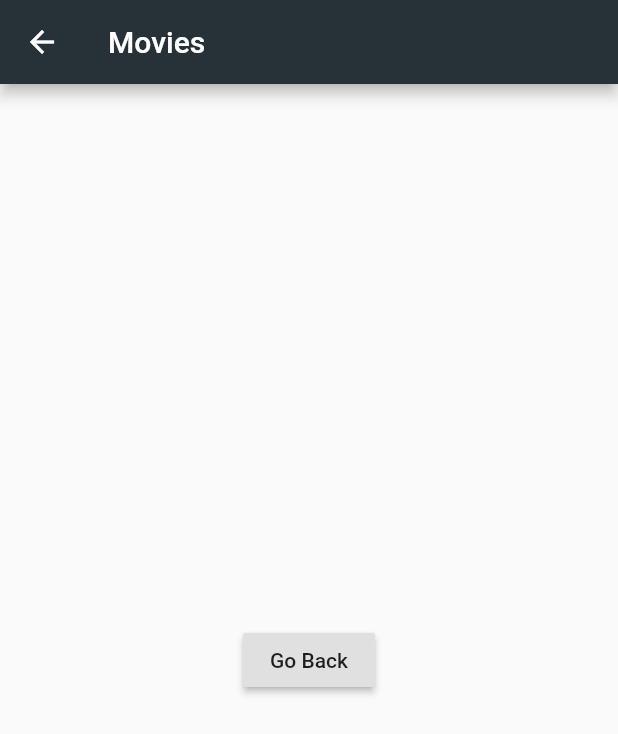
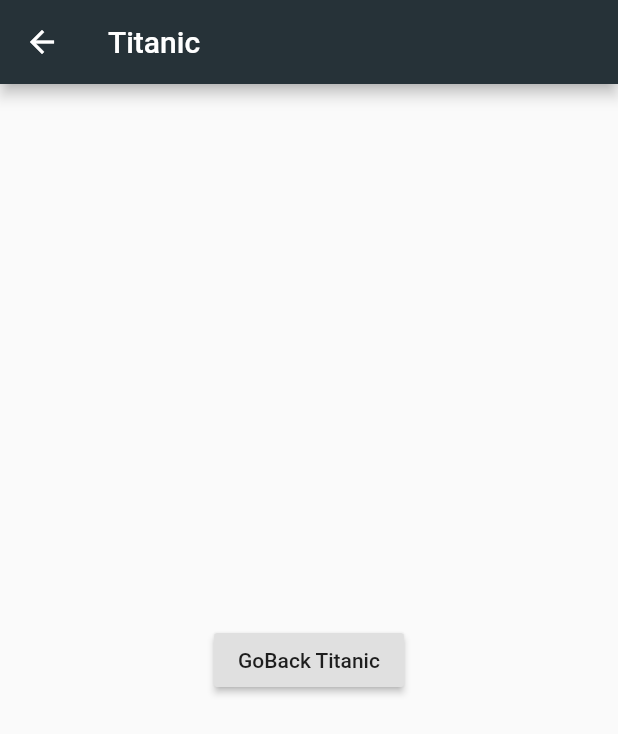
Before and after one commit to sayeedofficial/MovieApp, a Flutter app: the screen it shows after launch, after a tap on an icon or button, on a phone screen of 412 x 824 dp. Shown: the top 734 px of the screen. Run offline on Flutter 3.47's test engine with Material 2 defaults, Android fonts, the phone set to English and light mode, and no system bars.

Commit message:
Added Movie Class in Models

```diff
--- a/lib/main.dart
+++ b/lib/main.dart
@@ -1,9 +1,10 @@
 import 'package:flutter/material.dart';
-
+import './model/movie.dart';
 void main() => runApp(MyApp());
 
 class MyApp extends StatelessWidget {
-  final List Movies = [
+  final List<Movie> movieList= Movie.getMovies();
+  final List movies = [
     "Titanic",
     "Blade Runner",
     "Rambo",
@@ -16,17 +17,25 @@ class MyApp extends StatelessWidget {
     "Game of Thrones",
     "Vikings"
   ];
-
   Widget build(BuildContext context) {
     return MaterialApp(
       debugShowCheckedModeBanner: false,
       home: Scaffold(
         appBar: AppBar(
-            title: Text("My Fav Movies"),
+            title: Text(
+              "My Fav Movies",
+            ),
+            actions: [
+              Padding(
+                padding: EdgeInsets.only(right: 110),
+                child: Icon(Icons.movie),
+              )
+            ],
+            centerTitle: true,
             backgroundColor: Colors.blueGrey.shade900),
         backgroundColor: Colors.blueGrey.shade400,
         body: ListView.builder(
-            itemCount: Movies.length,
+            itemCount: movies.length,
             itemBuilder: (BuildContext context, int index) {
               return Card(
                 elevation: 4.5,
@@ -40,13 +49,15 @@ class MyApp extends StatelessWidget {
                     ),
                   ),
                   trailing: Text("..."),
-                  title: Text(Movies[index]),
+                  title: Text(movies[index]),
                   subtitle: Text(""),
                   onTap: () => {
                     Navigator.push(
                         context,
                         MaterialPageRoute(
-                            builder: (context) => MovieListViewDetails()))
+                            builder: (context) => MovieListViewDetails(
+                                  movieName: "${movies.elementAt(index)}",
+                                )))
                   },
                 ),
               );
@@ -57,11 +68,13 @@ class MyApp extends StatelessWidget {
 }
 
 class MovieListViewDetails extends StatelessWidget {
+  final String movieName;
+  const MovieListViewDetails({Key key, this.movieName}) : super(key: key);
   @override
   Widget build(BuildContext context) {
     return Scaffold(
         appBar: AppBar(
-          title: Text("Movies"),
+          title: Text("${this.movieName}"),
           backgroundColor: Colors.blueGrey.shade900,
         ),
         body: new Center(
@@ -70,7 +83,7 @@ class MovieListViewDetails extends StatelessWidget {
               onPressed: () {
                 Navigator.pop(context);
               },
-              child: Text("Go Back"),
+              child: Text("GoBack ${this.movieName}"),
             ),
           ),
         ));
--- /dev/null
+++ b/lib/model/movie.dart
@@ -0,0 +1,103 @@
+class Movie {
+  String title;
+  String year;
+  String rated;
+  String realsed;
+  String runtime;
+  String genre;
+  String director;
+  String writer;
+  String actors;
+  String plot;
+  String language;
+  String country;
+  String awards;
+  String poster;
+  String metascore;
+  String imdbRating;
+  String imdbVotes;
+  String imdbID;
+  String type;
+  String reponse;
+  List<String> images;
+
+  Movie(
+      this.title,
+      this.year,
+      this.rated,
+      this.realsed,
+      this.runtime,
+      this.genre,
+      this.director,
+      this.writer,
+      this.actors,
+      this.plot,
+      this.language,
+      this.country,
+      this.awards,
+      this.poster,
+      this.metascore,
+      this.imdbRating,
+      this.imdbVotes,
+      this.imdbID,
+      this.type,
+      this.reponse,
+      this.images);
+
+  static List<Movie> getMovies() => [
+        Movie(
+            "Avatar",
+            "2009",
+            "PG-13",
+            "18 Dec 2009",
+            "162 min",
+            "Action, Adventure, Fantasy",
+            "James Cameron",
+            "James Cameron",
+            "Sam Worthington, Zoe Saldana, Sigourney Weaver, Stephen Lang",
+            "A paraplegic marine dispatched to the moon Pandora on a unique mission becomes torn between following his orders and protecting the world he feels is his home.",
+            "English, Spanish",
+            "USA, UK",
+            "Won 3 Oscars. Another 80 wins & 121 nominations.",
+            "http://ia.media-imdb.com/images/M/MV5BMTYwOTEwNjAzMl5BMl5BanBnXkFtZTcwODc5MTUwMw@@._V1_SX300.jpg",
+            "83",
+            "7.9",
+            "890,617",
+            "tt0499549",
+            "movie",
+            "True", [
+          "https://images-na.ssl-images-amazon.com/images/M/MV5BMjEyOTYyMzUxNl5BMl5BanBnXkFtZTcwNTg0MTUzNA@@._V1_SX1500_CR0,0,1500,999_AL_.jpg",
+          "https://images-na.ssl-images-amazon.com/images/M/MV5BNzM2MDk3MTcyMV5BMl5BanBnXkFtZTcwNjg0MTUzNA@@._V1_SX1777_CR0,0,1777,999_AL_.jpg",
+          "https://images-na.ssl-images-amazon.com/images/M/MV5BMTY2ODQ3NjMyMl5BMl5BanBnXkFtZTcwODg0MTUzNA@@._V1_SX1777_CR0,0,1777,999_AL_.jpg",
+          "https://images-na.ssl-images-amazon.com/images/M/MV5BMTMxOTEwNDcxN15BMl5BanBnXkFtZTcwOTg0MTUzNA@@._V1_SX1777_CR0,0,1777,999_AL_.jpg",
+          "https://images-na.ssl-images-amazon.com/images/M/MV5BMTYxMDg1Nzk1MV5BMl5BanBnXkFtZTcwMDk0MTUzNA@@._V1_SX1500_CR0,0,1500,999_AL_.jpg"
+        ]),
+        Movie(
+            "Avatar",
+            "2009",
+            "PG-13",
+            "18 Dec 2009",
+            "162 min",
+            "Action, Adventure, Fantasy",
+            "James Cameron",
+            "James Cameron",
+            "Sam Worthington, Zoe Saldana, Sigourney Weaver, Stephen Lang",
+            "A paraplegic marine dispatched to the moon Pandora on a unique mission becomes torn between following his orders and protecting the world he feels is his home.",
+            "English, Spanish",
+            "USA, UK",
+            "Won 3 Oscars. Another 80 wins & 121 nominations.",
+            "http://ia.media-imdb.com/images/M/MV5BMTYwOTEwNjAzMl5BMl5BanBnXkFtZTcwODc5MTUwMw@@._V1_SX300.jpg",
+            "83",
+            "7.9",
+            "890,617",
+            "tt0499549",
+            "movie",
+            "True", [
+          "https://images-na.ssl-images-amazon.com/images/M/MV5BMjEyOTYyMzUxNl5BMl5BanBnXkFtZTcwNTg0MTUzNA@@._V1_SX1500_CR0,0,1500,999_AL_.jpg",
+          "https://images-na.ssl-images-amazon.com/images/M/MV5BNzM2MDk3MTcyMV5BMl5BanBnXkFtZTcwNjg0MTUzNA@@._V1_SX1777_CR0,0,1777,999_AL_.jpg",
+          "https://images-na.ssl-images-amazon.com/images/M/MV5BMTY2ODQ3NjMyMl5BMl5BanBnXkFtZTcwODg0MTUzNA@@._V1_SX1777_CR0,0,1777,999_AL_.jpg",
+          "https://images-na.ssl-images-amazon.com/images/M/MV5BMTMxOTEwNDcxN15BMl5BanBnXkFtZTcwOTg0MTUzNA@@._V1_SX1777_CR0,0,1777,999_AL_.jpg",
+          "https://images-na.ssl-images-amazon.com/images/M/MV5BMTYxMDg1Nzk1MV5BMl5BanBnXkFtZTcwMDk0MTUzNA@@._V1_SX1500_CR0,0,1500,999_AL_.jpg"
+        ])
+      ];
+}
```
